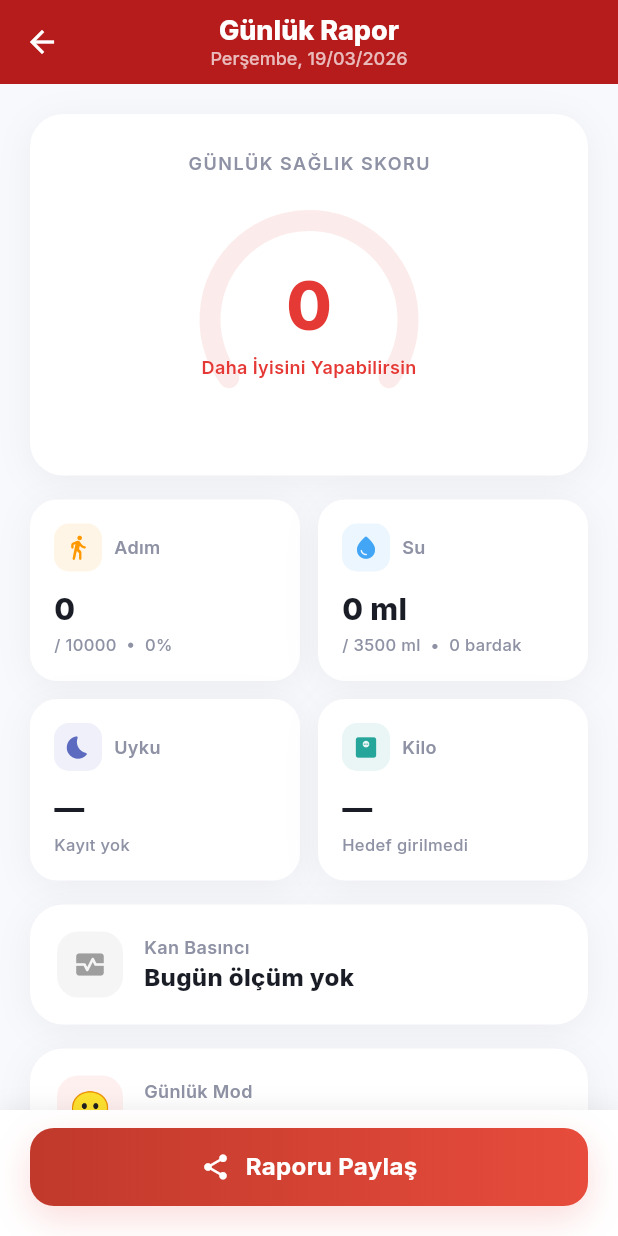
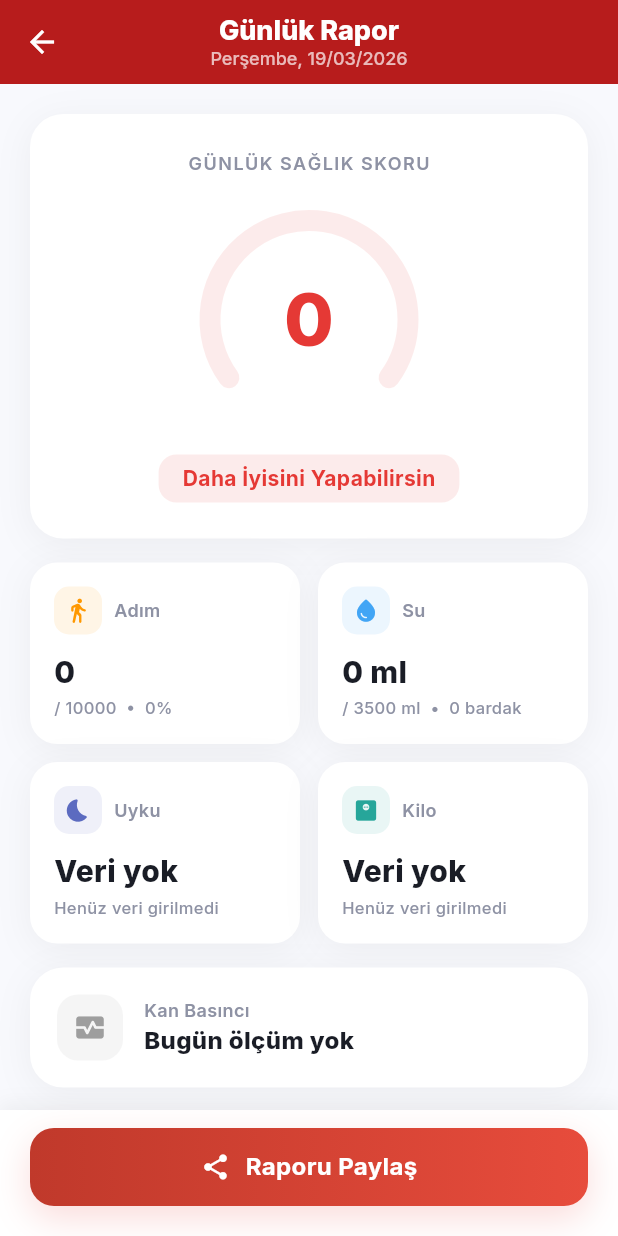
Before and after one commit to hipokrat-dev/kalp-sagligi, a Flutter app: the DailyReportScreen screen opened directly, on a phone screen of 412 x 824 dp. Run offline on Flutter 3.47's test engine with Material 3 defaults, Android fonts, the phone set to English and light mode, and no system bars; our stand-ins replace audioplayers, cloud_firestore, firebase_auth, firebase_core, fl_chart, flutter_local_notifications and 5 more; missing offline and left inert: health; accounts and stored records are empty.

Commit message:
Gunluk Rapor gauge ve bos kart duzeltmeleri
Gauge:
- Skor rakami gauge icinde tek basina buyuk (48px)
- Durum yazisi gauge altinda ayri satirda, renkli pill icinde

Uyku karti:
- Veri yoksa "Veri yok" ve "Henuz veri girilmedi" gosterir
- Progress bar veri yokken 0 gosterir

Kilo karti:
- Veri yoksa "Veri yok" ve "Henuz veri girilmedi" gosterir
- Hedef yoksa boy bilgisi gosterir

Co-Authored-By: Claude Opus 4.6 (1M context) <noreply@anthropic.com>

```diff
--- a/lib/screens/daily_report_screen.dart
+++ b/lib/screens/daily_report_screen.dart
@@ -219,18 +219,21 @@ class _DailyReportScreenState extends State<DailyReportScreen> with SingleTicker
                                   color: _scoreColor,
                                 ),
                                 child: Center(
-                                  child: Column(
-                                    mainAxisSize: MainAxisSize.min,
-                                    children: [
-                                      Text('$_dailyScore',
-                                          style: GoogleFonts.inter(fontSize: 44, fontWeight: FontWeight.w800, color: _scoreColor)),
-                                      Text(_scoreLabel,
-                                          style: GoogleFonts.inter(fontSize: 12, fontWeight: FontWeight.w600, color: _scoreColor)),
-                                    ],
-                                  ),
+                                  child: Text('$_dailyScore',
+                                      style: GoogleFonts.inter(fontSize: 48, fontWeight: FontWeight.w800, color: _scoreColor)),
                                 ),
                               ),
                             ),
+                          ),
+                          const SizedBox(height: 10),
+                          Container(
+                            padding: const EdgeInsets.symmetric(horizontal: 16, vertical: 6),
+                            decoration: BoxDecoration(
+                              color: _scoreColor.withValues(alpha: 0.1),
+                              borderRadius: BorderRadius.circular(12),
+                            ),
+                            child: Text(_scoreLabel,
+                                style: GoogleFonts.inter(fontSize: 14, fontWeight: FontWeight.w700, color: _scoreColor)),
                           ),
                         ],
                       ),
@@ -259,18 +262,20 @@ class _DailyReportScreenState extends State<DailyReportScreen> with SingleTicker
                         Expanded(child: _buildMiniCard(
                           Icons.bedtime_rounded, const Color(0xFF5C6BC0),
                           'Uyku',
-                          _sleepQuality != null ? '${_sleepHours.toStringAsFixed(1)} sa' : '—',
-                          _sleepQuality != null ? '${_sleepEmojis[_sleepQuality!]} ${_sleepLabels[_sleepQuality!]}' : 'Kayıt yok',
-                          (_sleepHours / 8).clamp(0.0, 1.0),
+                          _sleepQuality != null ? '${_sleepHours.toStringAsFixed(1)} sa' : 'Veri yok',
+                          _sleepQuality != null ? '${_sleepEmojis[_sleepQuality!]} ${_sleepLabels[_sleepQuality!]}' : 'Henüz veri girilmedi',
+                          _sleepQuality != null ? (_sleepHours / 8).clamp(0.0, 1.0) : 0,
                         )),
                         const SizedBox(width: 12),
                         Expanded(child: _buildMiniCard(
                           Icons.monitor_weight_rounded, const Color(0xFF26A69A),
                           'Kilo',
-                          _weight > 0 ? '${_weight.toStringAsFixed(0)} kg' : '—',
-                          _targetWeight > 0 && _weight > 0
-                              ? 'Hedef: ${_targetWeight.toStringAsFixed(0)} kg  (${(_weight - _targetWeight) > 0 ? '-' : '+'}${(_weight - _targetWeight).abs().toStringAsFixed(1)})'
-                              : 'Hedef girilmedi',
+                          _weight > 0 ? '${_weight.toStringAsFixed(0)} kg' : 'Veri yok',
+                          _weight > 0
+                              ? (_targetWeight > 0
+                                  ? 'Hedef: ${_targetWeight.toStringAsFixed(0)} kg  (${(_weight - _targetWeight) > 0 ? '-' : '+'}${(_weight - _targetWeight).abs().toStringAsFixed(1)})'
+                                  : '${_height.toStringAsFixed(0)} cm')
+                              : 'Henüz veri girilmedi',
                           0,
                         )),
                       ],
```
